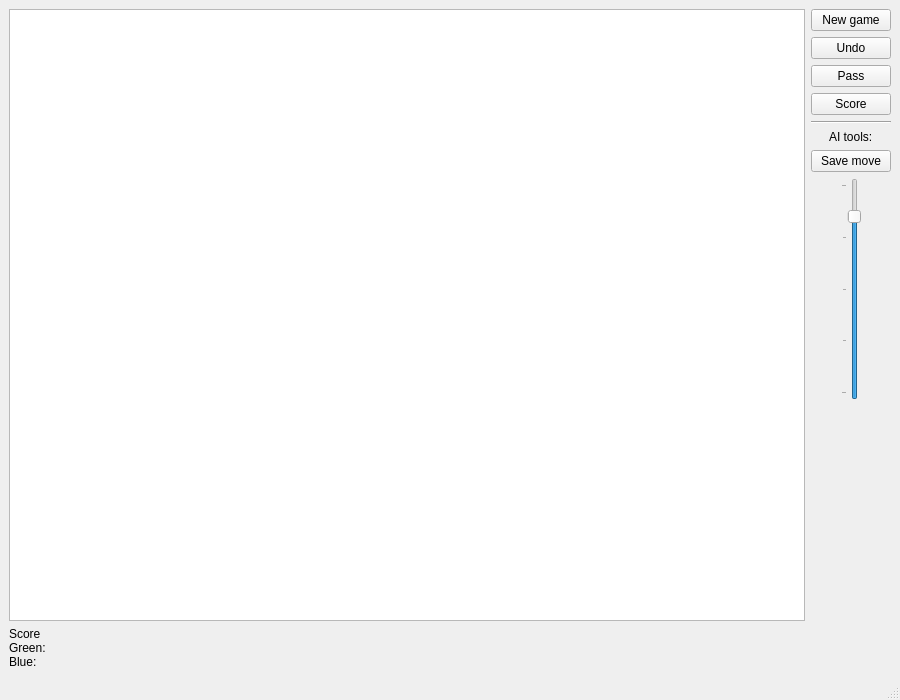
The window that TrigoTrain/src/mainwindow.ui (jhlq/Qt) describes before a commit, drawn with Qt 5.
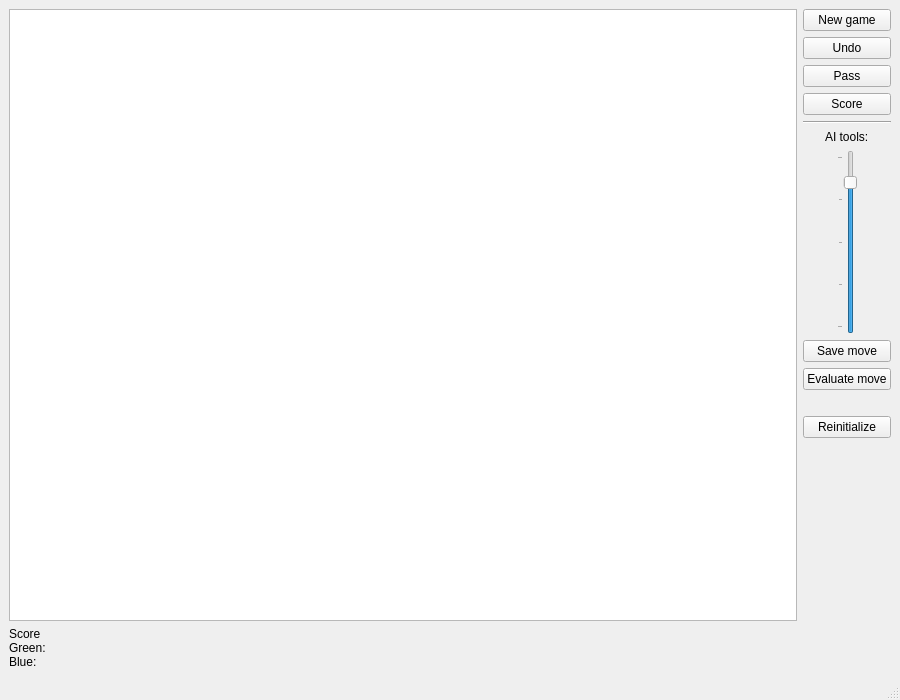
The same window after the commit.

Patch:
```diff
--- a/TrigoTrain/src/mainwindow.ui
+++ b/TrigoTrain/src/mainwindow.ui
@@ -71,16 +71,6 @@
           </property>
          </widget>
         </item>
-        <item>
-         <widget class="QPushButton" name="markButton">
-          <property name="toolTip">
-           <string>Saves the current move as a training example.</string>
-          </property>
-          <property name="text">
-           <string>Save move</string>
-          </property>
-         </widget>
-        </item>
         <item alignment="Qt::AlignHCenter">
          <widget class="QSlider" name="markSlider">
           <property name="toolTip">
@@ -112,6 +102,37 @@
           </property>
          </widget>
         </item>
+        <item>
+         <widget class="QPushButton" name="markButton">
+          <property name="toolTip">
+           <string>Saves the current move as a training example.</string>
+          </property>
+          <property name="text">
+           <string>Save move</string>
+          </property>
+         </widget>
+        </item>
+        <item>
+         <widget class="QPushButton" name="evalMoveButton">
+          <property name="text">
+           <string>Evaluate move</string>
+          </property>
+         </widget>
+        </item>
+        <item alignment="Qt::AlignHCenter">
+         <widget class="QLabel" name="evaluationLabel">
+          <property name="text">
+           <string/>
+          </property>
+         </widget>
+        </item>
+        <item>
+         <widget class="QPushButton" name="reinitButton">
+          <property name="text">
+           <string>Reinitialize</string>
+          </property>
+         </widget>
+        </item>
         <item>
          <spacer name="verticalSpacer">
           <property name="orientation">
```
